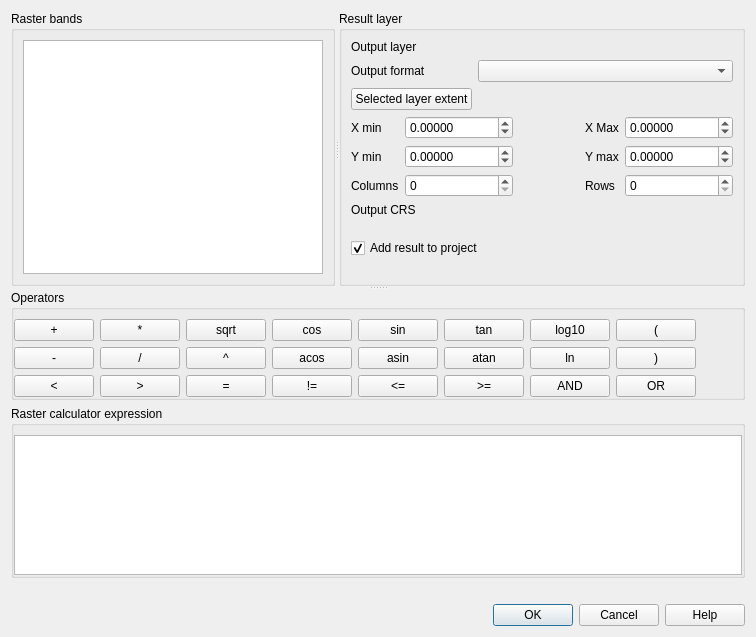
qgis/QGIS, file src/ui/qgsrastercalcdialogbase.ui: the form before one commit.
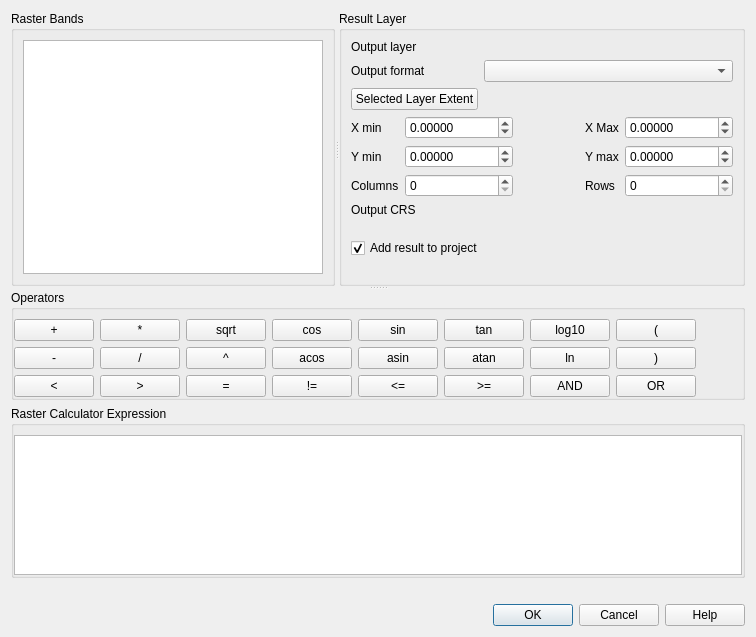
The form after the commit. Custom widgets are drawn as their Qt base class.

```diff
--- a/src/ui/qgsrastercalcdialogbase.ui
+++ b/src/ui/qgsrastercalcdialogbase.ui
@@ -25,7 +25,7 @@
       </property>
       <widget class="QGroupBox" name="mRasterBandsGroupBox">
        <property name="title">
-        <string>Raster bands</string>
+        <string>Raster Bands</string>
        </property>
        <layout class="QGridLayout" name="gridLayout_2">
         <item row="0" column="0">
@@ -35,7 +35,7 @@
       </widget>
       <widget class="QGroupBox" name="mResultGroupBox">
        <property name="title">
-        <string>Result layer</string>
+        <string>Result Layer</string>
        </property>
        <layout class="QGridLayout" name="gridLayout_4" columnstretch="0,1,1,0">
         <item row="3" column="0" colspan="4">
@@ -176,7 +176,7 @@
         <item row="2" column="0">
          <widget class="QPushButton" name="mCurrentLayerExtentButton">
           <property name="text">
-           <string>Selected layer extent</string>
+           <string>Selected Layer Extent</string>
           </property>
          </widget>
         </item>
@@ -447,7 +447,7 @@
        <item>
         <widget class="QGroupBox" name="groupBox">
          <property name="title">
-          <string>Raster calculator expression</string>
+          <string>Raster Calculator Expression</string>
          </property>
          <layout class="QVBoxLayout" name="verticalLayout_2">
           <property name="leftMargin">
```
